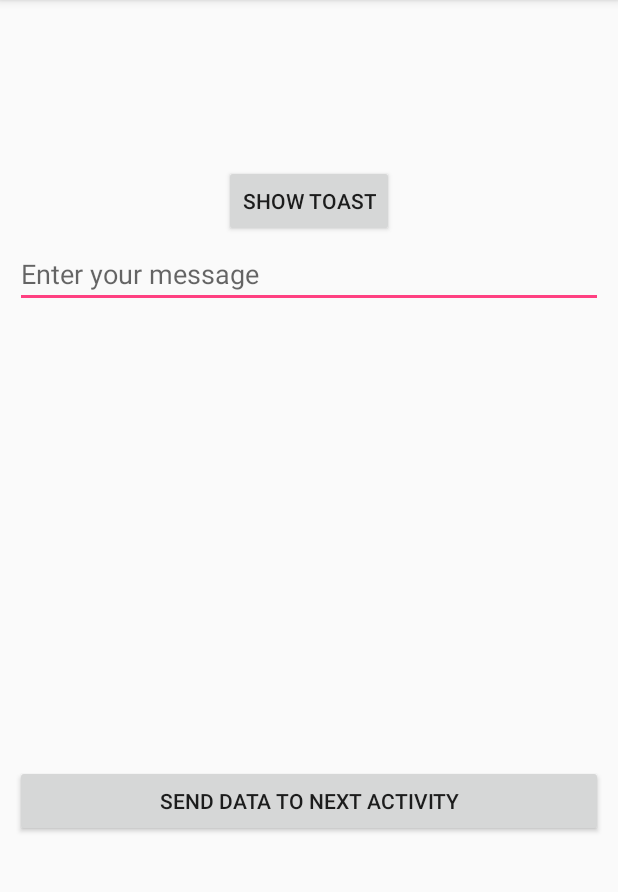
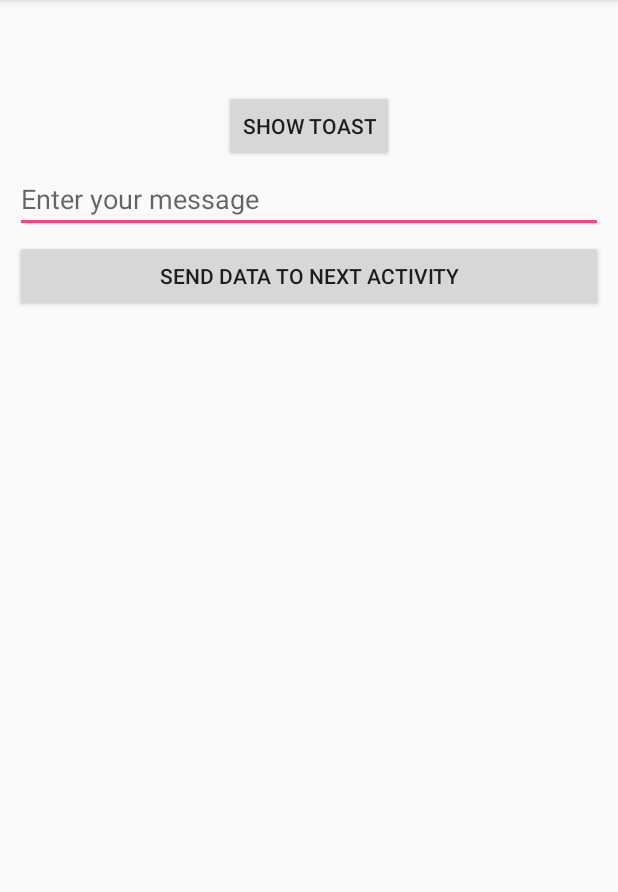
Before and after one commit to robinstrunk/MsgShareApp, an Android app: the screen it shows after launch (MainActivity), on a phone screen of 412 x 824 dp, the part 84-976 px from its top. Run offline under Robolectric (Android 15) with nearby library versions, the phone set to English and light mode, and no system bars.

Commit message:
Section Two, Video Four

```diff
--- a/app/src/main/res/layout/activity_main.xml
+++ b/app/src/main/res/layout/activity_main.xml
@@ -14,7 +14,7 @@
         android:layout_height="wrap_content"
         android:layout_alignParentTop="true"
         android:layout_centerHorizontal="true"
-        android:layout_marginTop="100dp"
+        android:layout_marginTop="50dp"
         android:text="Show Toast" />
 
     <EditText
@@ -23,7 +23,7 @@
         android:layout_height="wrap_content"
         android:layout_alignParentTop="true"
         android:layout_centerHorizontal="true"
-        android:layout_marginTop="150dp"
+        android:layout_marginTop="100dp"
         android:ems="10"
         android:hint="Enter your message" />
 
@@ -31,8 +31,8 @@
         android:id="@+id/btnSendMessageToNextActivity"
         android:layout_width="match_parent"
         android:layout_height="wrap_content"
-        android:layout_alignParentBottom="true"
+        android:layout_alignParentTop="true"
         android:layout_centerHorizontal="true"
-        android:layout_marginBottom="200dp"
+        android:layout_marginTop="150dp"
         android:text="Send Data To Next Activity" />
 </RelativeLayout>
```
